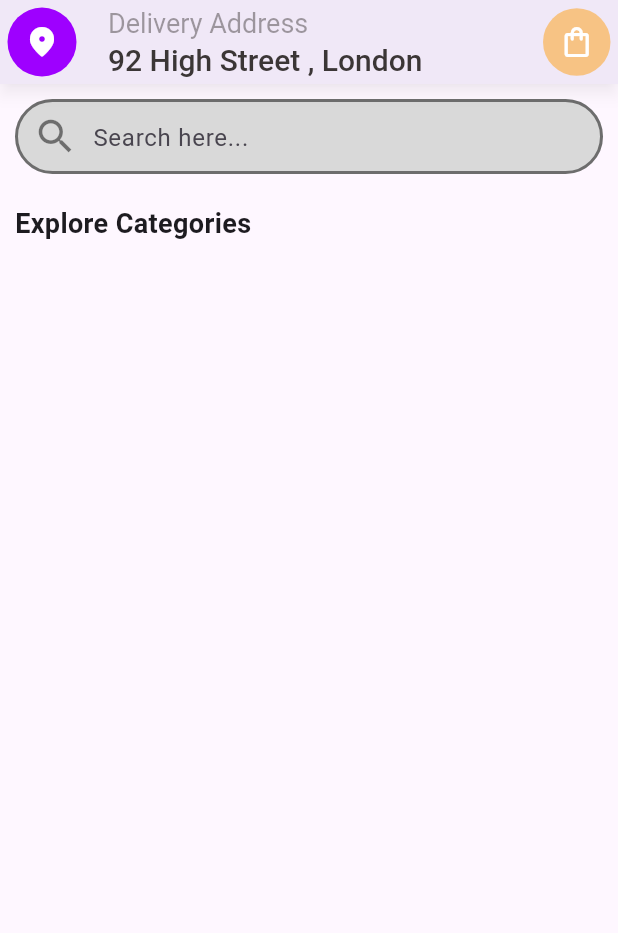
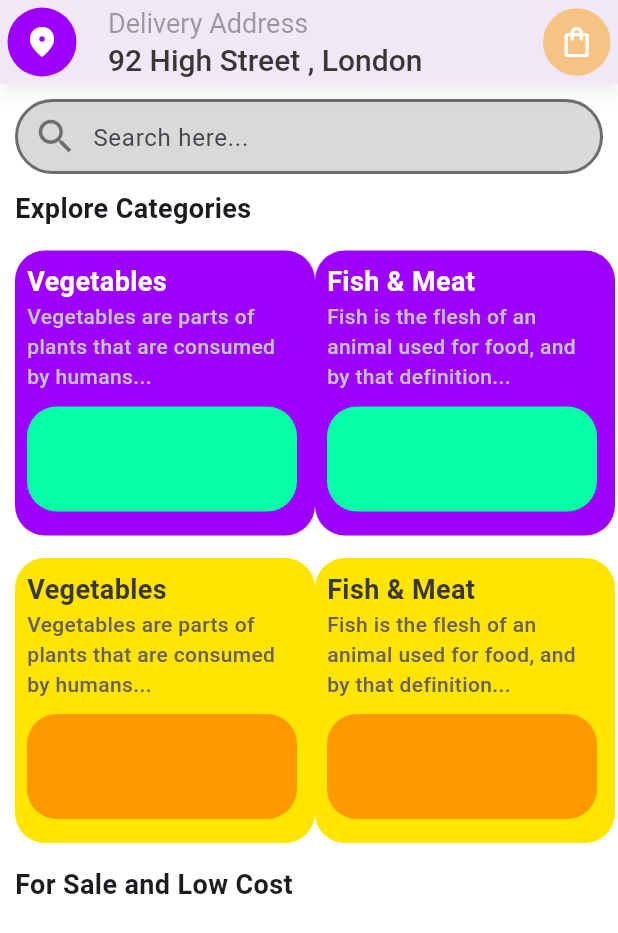
Before and after one commit to pamodmalith/flutter-grocery-app, a Flutter app: the screen it shows after launch, on a phone screen of 412 x 824 dp. Shown: the top 933 px of the screen. Run offline on Flutter 3.47's test engine with Material 3 defaults, Android fonts, the phone set to English and light mode, and no system bars.

Commit message:
add product_card

```diff
--- a/lib/pages/home_page/home_page.dart
+++ b/lib/pages/home_page/home_page.dart
@@ -2,6 +2,7 @@ import 'package:flutter/material.dart';
 
 import 'package:flutter_grocery_app/widgets/appbar/app_bar.dart';
 import 'package:flutter_grocery_app/pages/home_page/widgets/search_bar.dart';
+import 'package:flutter_grocery_app/widgets/reusable/product_card.dart';
 
 class HomePage extends StatelessWidget {
   const HomePage({super.key});
@@ -9,6 +10,7 @@ class HomePage extends StatelessWidget {
   @override
   Widget build(BuildContext context) {
     return Scaffold(
+      backgroundColor: Colors.white,
       appBar: AppBar(
         leading: appBarLeading,
         title: appBarTitle,
@@ -23,11 +25,64 @@ class HomePage extends StatelessWidget {
             crossAxisAlignment: CrossAxisAlignment.start,
             children: [
               SearchBox(),
-              SizedBox(height: 10),
               Text(
                 "Explore Categories",
                 style: TextStyle(fontSize: 18, fontWeight: FontWeight.bold),
               ),
+              const SizedBox(height: 15),
+              Row(
+                mainAxisAlignment: MainAxisAlignment.spaceBetween,
+                children: [
+                  ProductCard(
+                    title: "Vegetables",
+                    description:
+                        "Vegetables are parts of plants that are consumed by humans...",
+                    titleColor: Color(0xFFFFFFFF),
+                    descColor: Color(0xFFC3C3C3),
+                    mainBoxColor: Color(0xFF9E00FF),
+                    smallBoxColor: Color(0xFF06FFA5),
+                  ),
+                  ProductCard(
+                    title: "Fish & Meat",
+                    description:
+                        "Fish is the flesh of an animal used for food, and by that definition...",
+                    titleColor: Color(0xFFFFFFFF),
+                    descColor: Color(0xFFC3C3C3),
+                    mainBoxColor: Color(0xFF9E00FF),
+                    smallBoxColor: Color(0xFF06FFA5),
+                  ),
+                ],
+              ),
+              const SizedBox(height: 15),
+              Row(
+                mainAxisAlignment: MainAxisAlignment.spaceBetween,
+                children: [
+                  ProductCard(
+                    title: "Vegetables",
+                    description:
+                        "Vegetables are parts of plants that are consumed by humans...",
+                    titleColor: Color(0xFF3B3636),
+                    descColor: Color(0xFF686060),
+                    mainBoxColor: Color(0xFFFFE500),
+                    smallBoxColor: Color(0xFFFF9900),
+                  ),
+                  ProductCard(
+                    title: "Fish & Meat",
+                    description:
+                        "Fish is the flesh of an animal used for food, and by that definition...",
+                    titleColor: Color(0xFF3B3636),
+                    descColor: Color(0xFF686060),
+                    mainBoxColor: Color(0xFFFFE500),
+                    smallBoxColor: Color(0xFFFF9900),
+                  ),
+                ],
+              ),
+              const SizedBox(height: 15),
+              Text(
+                "For Sale and Low Cost",
+                style: TextStyle(fontSize: 18, fontWeight: FontWeight.bold),
+              ),
+              const SizedBox(height: 15),
             ],
           ),
         ),
--- /dev/null
+++ b/lib/widgets/reusable/product_card.dart
@@ -0,0 +1,68 @@
+import 'package:flutter/material.dart';
+
+class ProductCard extends StatelessWidget {
+  final String title;
+  final String description;
+  final Color titleColor;
+  final Color descColor;
+  final Color mainBoxColor;
+  final Color smallBoxColor;
+
+  const ProductCard({
+    super.key,
+    required this.title,
+    required this.description,
+    required this.titleColor,
+    required this.descColor,
+    required this.mainBoxColor,
+    required this.smallBoxColor,
+  });
+
+  final double cardHeigh = 190;
+  final double cardWidth = 200;
+
+  @override
+  Widget build(BuildContext context) {
+    return Container(
+      height: cardHeigh,
+      width: cardWidth,
+      decoration: BoxDecoration(
+        borderRadius: BorderRadius.circular(20),
+        color: mainBoxColor,
+      ),
+      child: Padding(
+        padding: const EdgeInsets.all(8.0),
+        child: Column(
+          crossAxisAlignment: CrossAxisAlignment.start,
+          children: [
+            Text(
+              title,
+              style: TextStyle(
+                fontSize: 18,
+                fontWeight: FontWeight.w600,
+                color: titleColor,
+              ),
+            ),
+            Text(
+              description,
+              style: TextStyle(
+                fontSize: 14,
+                fontWeight: FontWeight.w500,
+                color: descColor,
+              ),
+            ),
+            SizedBox(height: 10),
+            Container(
+              width: 180,
+              height: 70,
+              decoration: BoxDecoration(
+                borderRadius: BorderRadius.circular(20),
+                color: smallBoxColor,
+              ),
+            ),
+          ],
+        ),
+      ),
+    );
+  }
+}
```
